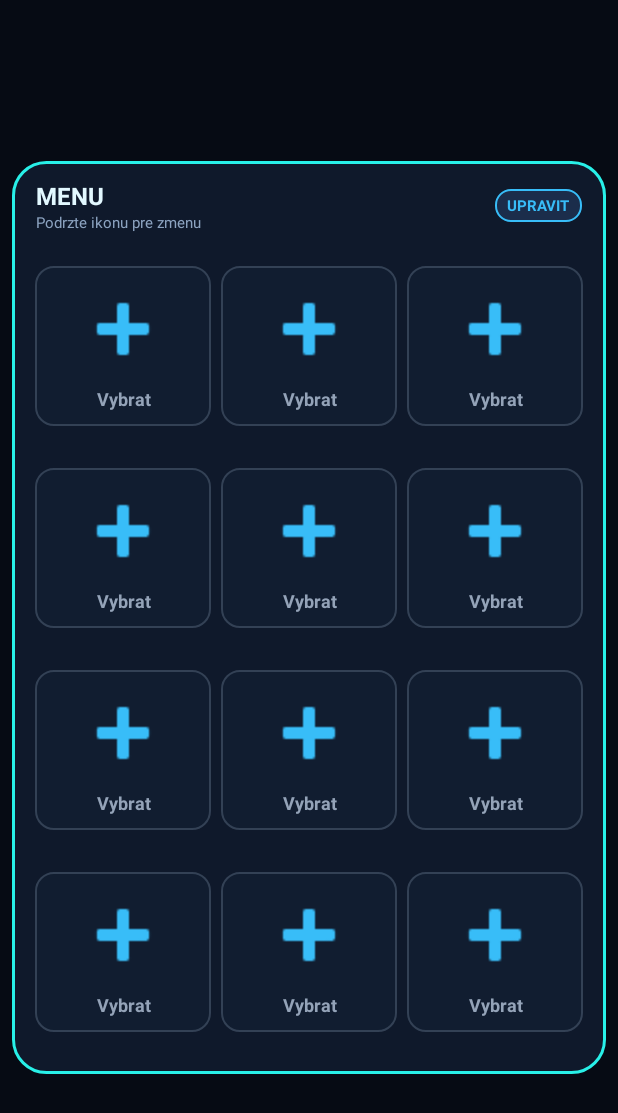
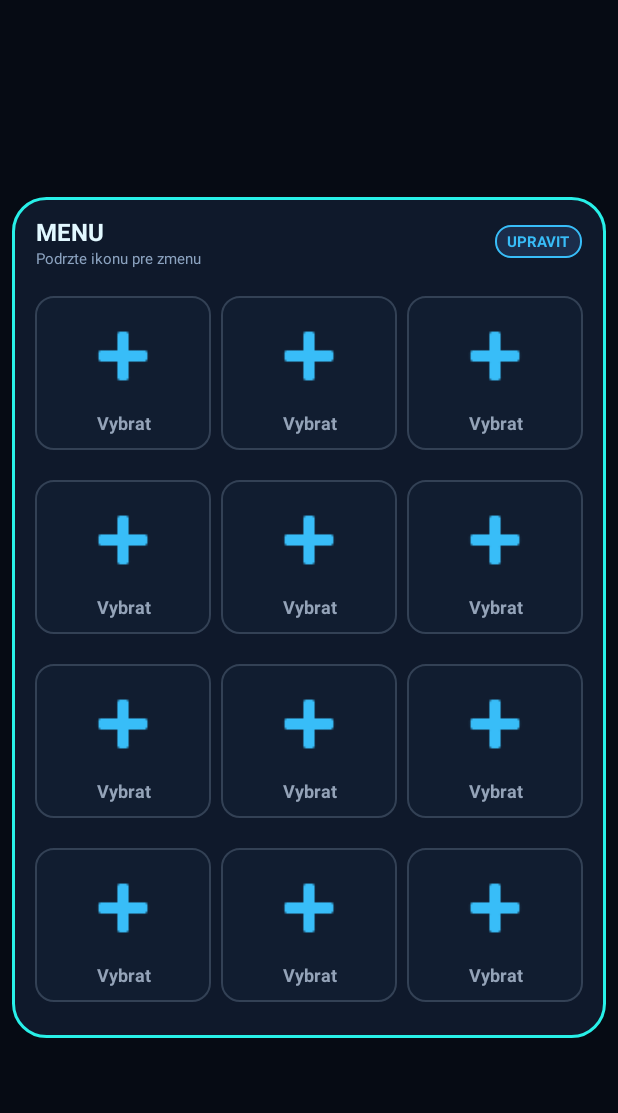
Before and after one commit to cva50000-svg/Menu_Android, an Android app: the screen it shows after launch (MainActivity), on a phone screen of 412 x 824 dp. Shown: the top 1113 px of the screen. Run offline under Robolectric (Android 15) with nearby library versions, the phone set to English and light mode, and no system bars.

Commit message:
Adjust margins and icon size in MainActivity

```diff
--- a/app/src/main/java/sk/menu/launcher/MainActivity.java
+++ b/app/src/main/java/sk/menu/launcher/MainActivity.java
@@ -192,10 +192,10 @@ public class MainActivity extends Activity {
             cardParams.height = ViewGroup.LayoutParams.WRAP_CONTENT;
             cardParams.columnSpec = GridLayout.spec(i % 3, 1f);
             cardParams.rowSpec = GridLayout.spec(i / 3);
-            cardParams.setMargins(dp(3), dp(14), dp(3), dp(14)); // Výrazne zväčšené vertikálne rozostupy
+            cardParams.setMargins(dp(3), dp(10), dp(3), dp(10)); // Výrazne zväčšené vertikálne rozostupy
 
             ImageView iconView = new ImageView(this);
-            LinearLayout.LayoutParams iconParams = new LinearLayout.LayoutParams(dp(64), dp(64)); // Výrazne zväčšené ikony (64dp)
+            LinearLayout.LayoutParams iconParams = new LinearLayout.LayoutParams(dp(60), dp(60)); // Výrazne zväčšené ikony (64dp)
             iconParams.bottomMargin = dp(6);
             iconView.setLayoutParams(iconParams);
 
```
